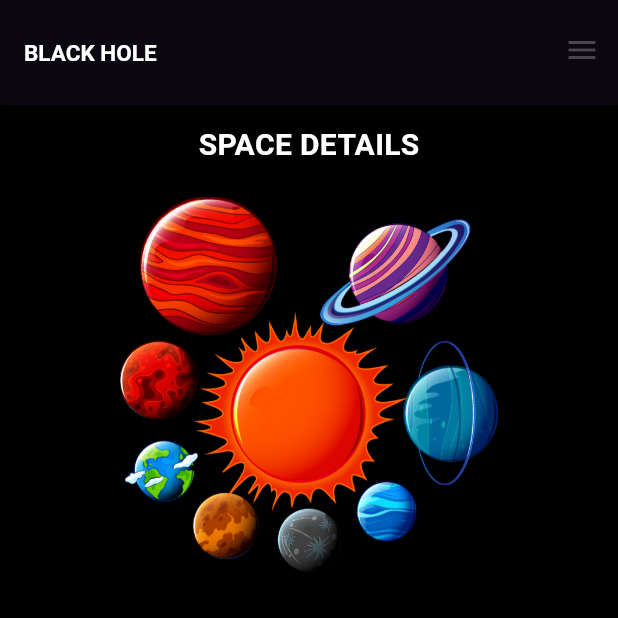
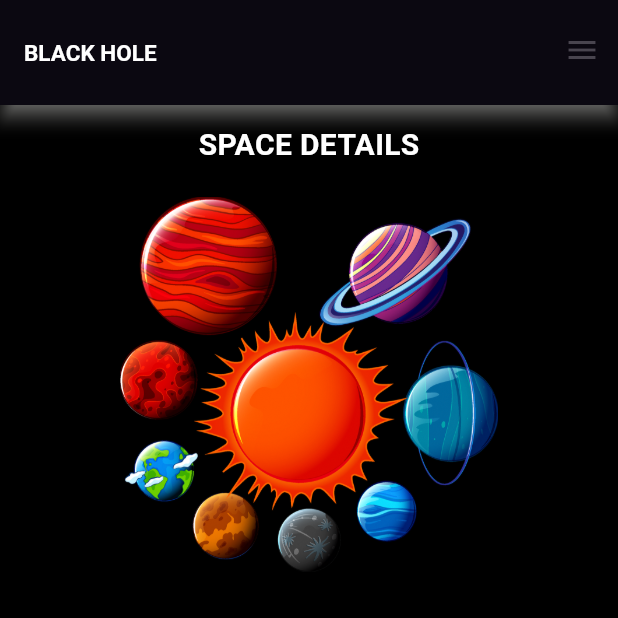
Before and after one commit to Yasith-Uvanpriya/flutter_02, a Flutter app: the screen it shows after launch, on a phone screen of 412 x 824 dp, the top half of it. Run offline on Flutter 3.47's test engine with Material 3 defaults, Android fonts, the phone set to English and light mode, and no system bars.

Commit message:
Update main.dart

```diff
--- a/lib/main.dart
+++ b/lib/main.dart
@@ -16,7 +16,7 @@ class MyApp extends StatelessWidget {
         backgroundColor: Colors.black,
         appBar: AppBar(
           backgroundColor: Colors.black,
-          shadowColor: const Color.fromARGB(255, 21, 20, 12),
+          shadowColor: const Color.fromARGB(255, 244, 243, 239),
           elevation: 5.0,
            toolbarHeight: 70,
            title: const Text("BLACK HOLE",
```
